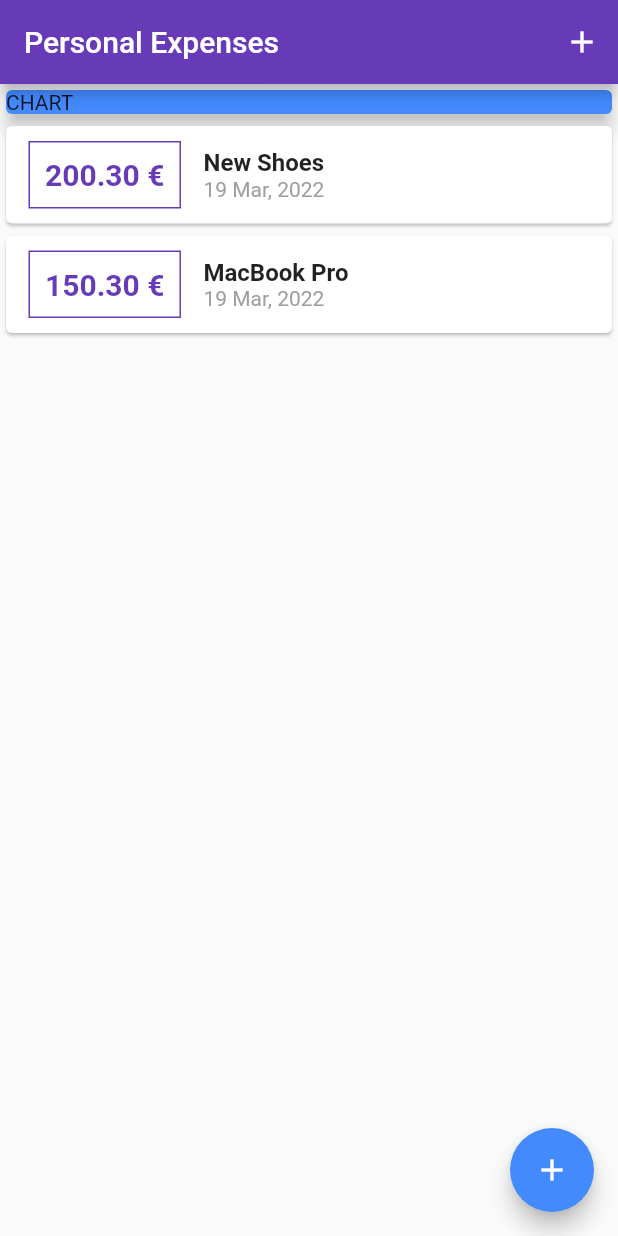
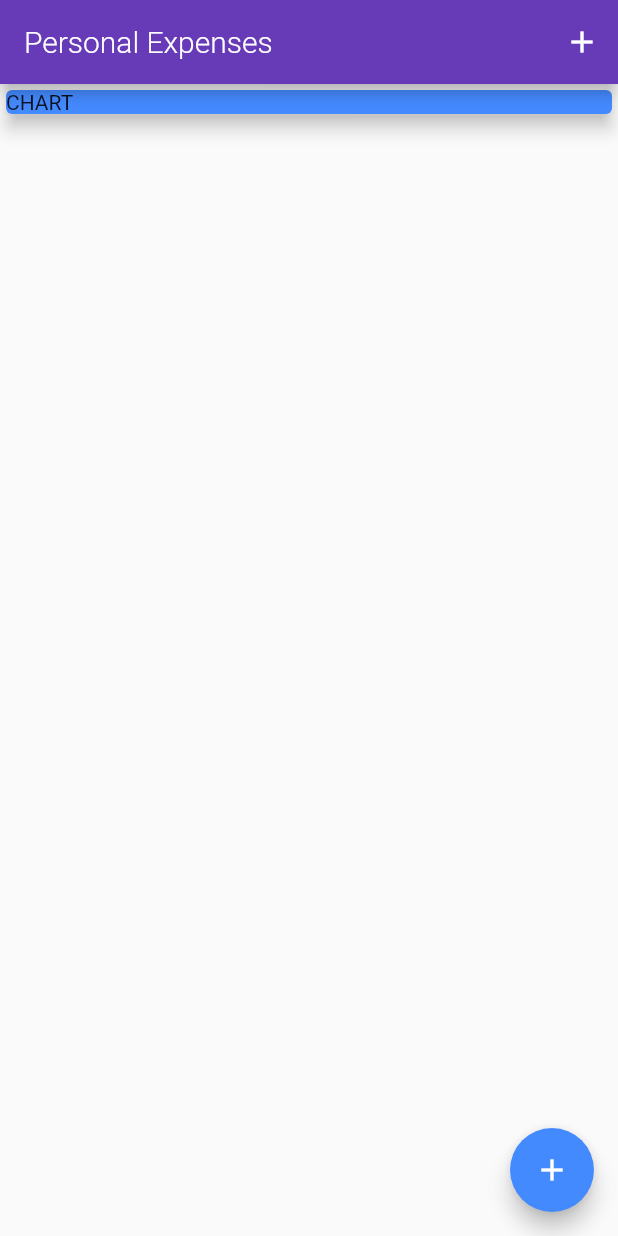
Before and after one commit to angelo98-dev/expensive_planner, a Flutter app: the screen it shows after launch, on a phone screen of 412 x 824 dp. Run offline on Flutter 3.47's test engine with Material 2 defaults, Android fonts, the phone set to English and light mode, and no system bars.

Commit message:
style: set fonts

```diff
--- a/lib/home_screen.dart
+++ b/lib/home_screen.dart
@@ -13,20 +13,7 @@ class MyHomePage extends StatefulWidget {
 
 class _MyHomePageState extends State<MyHomePage> {
 
-  final List<Transaction> _userTransaction = [
-    Transaction(
-      id: 't1',
-      title: 'New Shoes',
-      amount: 200.30,
-      date: DateTime.now(),
-    ),
-    Transaction(
-      id: 't2',
-      title: 'MacBook Pro',
-      amount: 150.30,
-      date: DateTime.now(),
-    )
-  ];
+  final List<Transaction> _userTransaction = [];
 
   void _addNewTransaction(String title, double amount) {
     final newTx = Transaction(
--- a/lib/main.dart
+++ b/lib/main.dart
@@ -1,3 +1,4 @@
+import 'package:flutter/cupertino.dart';
 import 'package:flutter/material.dart';
 
 import 'home_screen.dart';
@@ -12,7 +13,21 @@ class MyApp extends StatelessWidget{
     return MaterialApp(
       title: 'Personal Expenses',
       theme: ThemeData(
-        colorScheme: ColorScheme.fromSwatch(primarySwatch: Colors.deepPurple).copyWith(secondary: Colors.blueAccent)
+        colorScheme: ColorScheme.fromSwatch(primarySwatch: Colors.deepPurple).copyWith(secondary: Colors.blueAccent),
+        fontFamily: 'Nunito',
+        textTheme: ThemeData.light().textTheme.copyWith(
+          headline6: const TextStyle(
+            fontFamily: 'Nunito',
+            fontSize: 18,
+            fontWeight: FontWeight.bold
+          )
+        ),
+        appBarTheme: const AppBarTheme(
+          titleTextStyle: TextStyle(
+            fontWeight: FontWeight.w300,
+            fontSize: 20
+          )
+        )
       ),
       home: MyHomePage(),
     );
--- a/lib/widgets/transaction_list.dart
+++ b/lib/widgets/transaction_list.dart
@@ -42,10 +42,7 @@ class TransactionList extends StatelessWidget {
                   children: [
                     Text(
                       userTransaction[index].title,
-                      style: const TextStyle(
-                        fontSize: 16,
-                        fontWeight: FontWeight.bold,
-                      ),
+                      style: Theme.of(context).textTheme.headline6
                     ),
                     Text(
                       DateFormat('dd MMM, yyyy').format(userTransaction[index].date),
```
Also changed, not shown: pubspec.yaml (+11 -12 lines).
